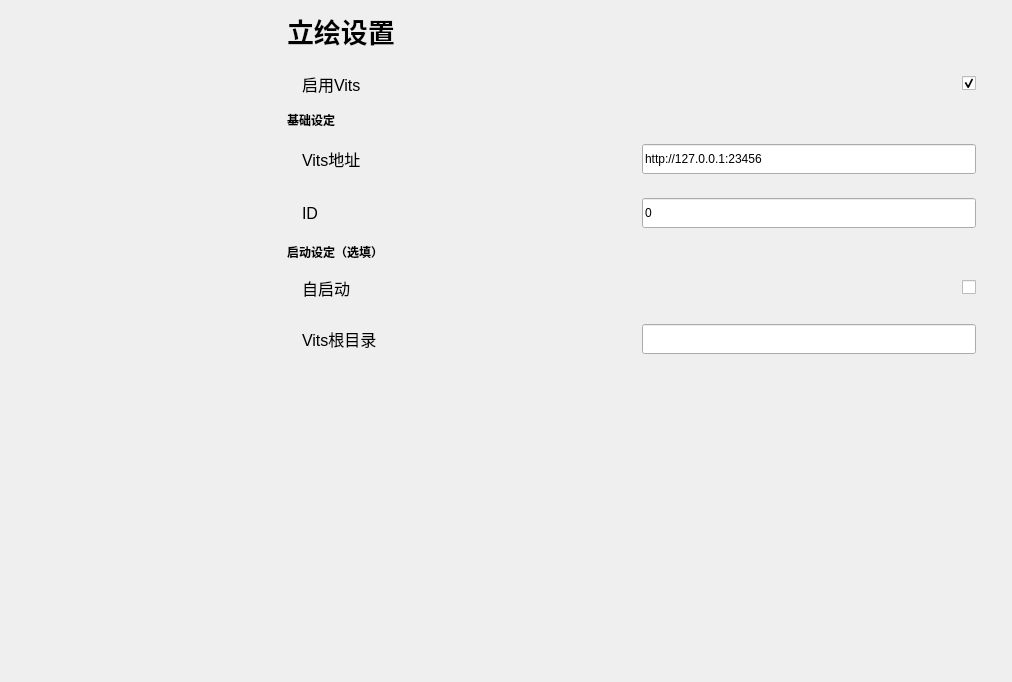
First picture: the form in mainwindow.ui, repository Zao-chen/ZcChat, before the edit.
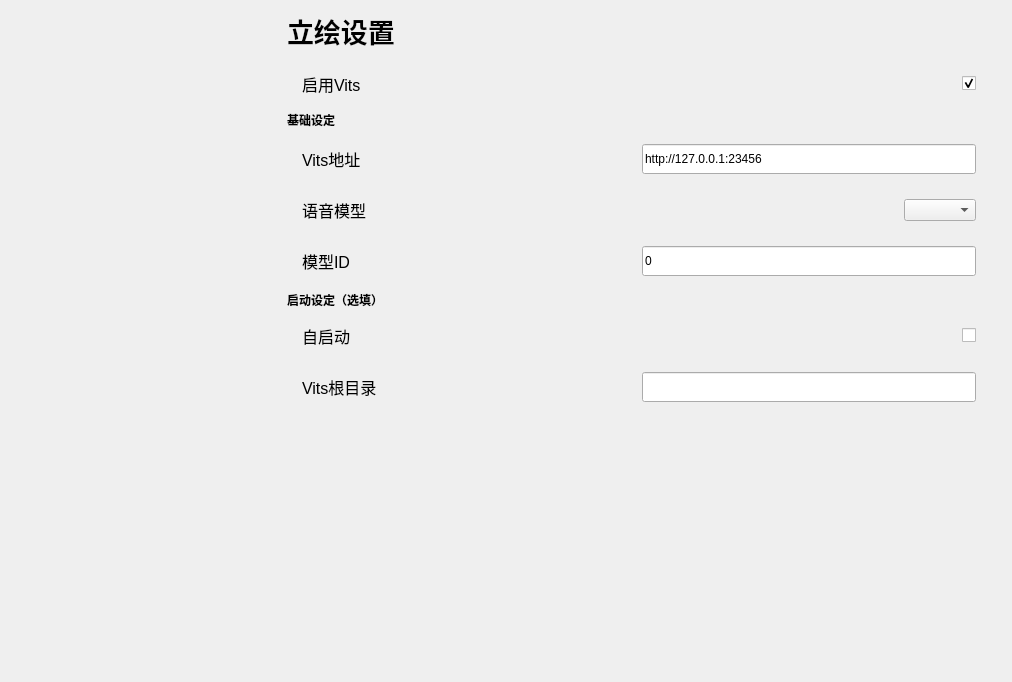
Second picture: the form after the edit. The open tabs and pages were chosen to show the change. Custom widgets are drawn as their Qt base class.

Commit message: [feat] 新增自定义vits模型选项

What changed in the file:
```diff
--- a/mainwindow.ui
+++ b/mainwindow.ui
@@ -736,7 +736,7 @@
           </layout>
          </widget>
          <widget class="QWidget" name="page_4">
-          <layout class="QVBoxLayout" name="verticalLayout_6" stretch="0,0,0,0,0,0,0,1">
+          <layout class="QVBoxLayout" name="verticalLayout_6" stretch="0,0,0,0,0,0,0,0,1">
            <property name="leftMargin">
             <number>0</number>
            </property>
@@ -838,6 +838,33 @@
              </layout>
             </widget>
            </item>
+           <item>
+            <widget class="ElaScrollPageArea" name="widget_18" native="true">
+             <layout class="QHBoxLayout" name="horizontalLayout_19" stretch="2,0">
+              <property name="leftMargin">
+               <number>15</number>
+              </property>
+              <property name="rightMargin">
+               <number>15</number>
+              </property>
+              <item>
+               <widget class="ElaText" name="label_26">
+                <property name="font">
+                 <font>
+                  <pointsize>12</pointsize>
+                 </font>
+                </property>
+                <property name="text">
+                 <string>语音模型</string>
+                </property>
+               </widget>
+              </item>
+              <item>
+               <widget class="ElaComboBox" name="comboBox_vits_model"/>
+              </item>
+             </layout>
+            </widget>
+           </item>
            <item>
             <widget class="ElaScrollPageArea" name="widget_8" native="true">
              <layout class="QHBoxLayout" name="horizontalLayout_9" stretch="2,2">
@@ -855,7 +882,7 @@
                  </font>
                 </property>
                 <property name="text">
-                 <string>ID</string>
+                 <string>模型ID</string>
                 </property>
                </widget>
               </item>
```
Left out of the diff: 11 changed lines with no effect on the pictures. The commit also changes 4 other files.
